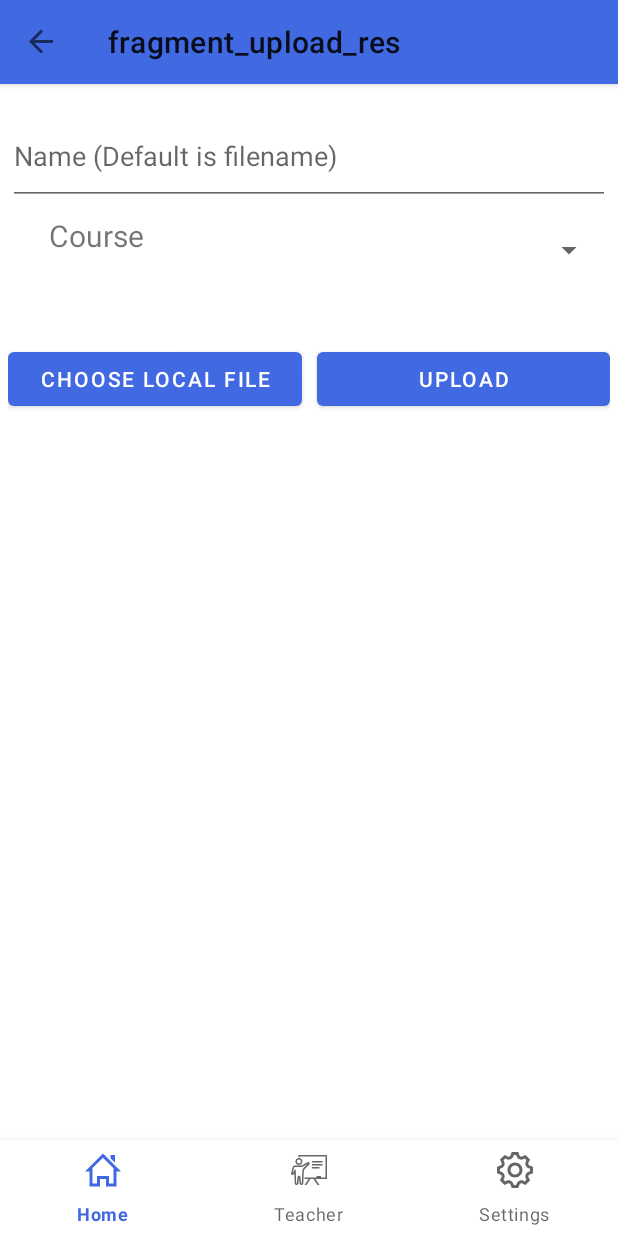
After one commit to JerryFhuurr/bpr-front2, an Android app: the UploadResFragment screen opened through its navigation route, on a phone screen of 412 x 824 dp. The commit adds this screen. Run offline under Robolectric (Android 15) with nearby library versions, the phone set to English and light mode, and no system bars; our stand-ins replace navigation-ui.

Commit message:
add upload file page

```diff
--- a/app/src/main/AndroidManifest.xml
+++ b/app/src/main/AndroidManifest.xml
@@ -4,6 +4,9 @@
 
     <uses-permission android:name="android.permission.INTERNET" />
     <uses-permission android:name="android.permission.ACCESS_NETWORK_STATE" />
+    <uses-permission android:name="android.permission.WRITE_EXTERNAL_STORAGE" /> <!-- 允许应用程序写入外部存储，如 SD 卡。-->
+    <uses-permission android:name="android.permission.READ_EXTERNAL_STORAGE" /> <!-- 允许应用程序读取外部存储的文件。-->
+
 
     <application
         android:allowBackup="true"
--- a/app/src/main/java/com/bpr/front2/ResListFragment.java
+++ b/app/src/main/java/com/bpr/front2/home/user/course/ResListFragment.java
@@ -1,4 +1,4 @@
-package com.bpr.front2;
+package com.bpr.front2.home.user.course;
 
 import android.os.Bundle;
 
@@ -7,6 +7,8 @@ import androidx.fragment.app.Fragment;
 import android.view.LayoutInflater;
 import android.view.View;
 import android.view.ViewGroup;
+
+import com.bpr.front2.R;
 
 /**
  * A simple {@link Fragment} subclass.
--- a/app/src/main/java/com/bpr/front2/home/user/teacher/TeacherFragment.java
+++ b/app/src/main/java/com/bpr/front2/home/user/teacher/TeacherFragment.java
@@ -7,6 +7,7 @@ import android.content.SharedPreferences;
 import android.os.Bundle;
 
 import androidx.fragment.app.Fragment;
+import androidx.navigation.fragment.NavHostFragment;
 import androidx.recyclerview.widget.DividerItemDecoration;
 import androidx.recyclerview.widget.LinearLayoutManager;
 import androidx.recyclerview.widget.RecyclerView;
@@ -22,6 +23,7 @@ import android.widget.TextView;
 import android.widget.Toast;
 
 import com.bpr.front2.R;
+import com.bpr.front2.home.user.teacher.uploadPage.UploadResFragment;
 import com.bpr.front2.home.user.teacher.uploads.UploadItem;
 import com.bpr.front2.home.user.teacher.uploads.UploadsAdapter;
 
@@ -86,6 +88,13 @@ public class TeacherFragment extends Fragment {
             accountErrorLabel.setVisibility(View.GONE);
         }
 
+        uploadButton.setOnClickListener(new View.OnClickListener() {
+            @Override
+            public void onClick(View view) {
+                NavHostFragment.findNavController(TeacherFragment.this).navigate(R.id.action_teacherFragment_to_uploadResFragment);
+            }
+        });
+
         uploadsR.addItemDecoration(new DividerItemDecoration(getContext(),DividerItemDecoration.VERTICAL));
         uploadsR.setLayoutManager(layoutManager);
         uploadsR.setAdapter(adapter);
--- /dev/null
+++ b/app/src/main/java/com/bpr/front2/home/user/teacher/uploadPage/UploadFileItem.java
@@ -0,0 +1,9 @@
+package com.bpr.front2.home.user.teacher.uploadPage;
+
+public class UploadFileItem {
+    //TODO 后端完成后修改
+    int id;
+    String fileName;
+    String type;
+    float size;
+}
--- /dev/null
+++ b/app/src/main/java/com/bpr/front2/home/user/teacher/uploadPage/UploadFileItemFragment.java
@@ -0,0 +1,31 @@
+package com.bpr.front2.home.user.teacher.uploadPage;
+
+import android.os.Bundle;
+
+import androidx.fragment.app.Fragment;
+
+import android.view.LayoutInflater;
+import android.view.View;
+import android.view.ViewGroup;
+
+import com.bpr.front2.R;
+
+public class UploadFileItemFragment extends Fragment {
+
+    public UploadFileItemFragment() {
+        // Required empty public constructor
+    }
+
+    @Override
+    public void onCreate(Bundle savedInstanceState) {
+        super.onCreate(savedInstanceState);
+
+    }
+
+    @Override
+    public View onCreateView(LayoutInflater inflater, ViewGroup container,
+                             Bundle savedInstanceState) {
+        // Inflate the layout for this fragment
+        return inflater.inflate(R.layout.fragment_upload_file_item, container, false);
+    }
+}
--- /dev/null
+++ b/app/src/main/java/com/bpr/front2/home/user/teacher/uploadPage/UploadResFragment.java
@@ -0,0 +1,51 @@
+package com.bpr.front2.home.user.teacher.uploadPage;
+
+import android.annotation.SuppressLint;
+import android.os.Bundle;
+
+import androidx.fragment.app.Fragment;
+import androidx.recyclerview.widget.RecyclerView;
+
+import android.view.LayoutInflater;
+import android.view.View;
+import android.view.ViewGroup;
+import android.widget.Button;
+import android.widget.EditText;
+import android.widget.Spinner;
+
+import com.bpr.front2.R;
+
+public class UploadResFragment extends Fragment {
+
+    private EditText fileNameEdit;
+    private Spinner courseList;
+    private RecyclerView uploadListView;
+    private Button chooseButton;
+    private Button uploadButton;
+
+    public UploadResFragment() {
+        // Required empty public constructor
+    }
+
+    @Override
+    public void onCreate(Bundle savedInstanceState) {
+        super.onCreate(savedInstanceState);
+
+    }
+
+    @SuppressLint("MissingInflatedId")
+    @Override
+    public View onCreateView(LayoutInflater inflater, ViewGroup container,
+                             Bundle savedInstanceState) {
+        // Inflate the layout for this fragment
+        View v = inflater.inflate(R.layout.fragment_upload_res, container, false);
+        fileNameEdit = v.findViewById(R.id.file_name_edit);
+        courseList = v.findViewById(R.id.course_cat);
+        uploadListView = v.findViewById(R.id.upload_list_view);
+        chooseButton = v.findViewById(R.id.choose_local);
+        uploadButton = v.findViewById(R.id.upload);
+
+        //TODO 等后端完成后添加上传的逻辑代码
+        return v;
+    }
+}
--- a/app/src/main/java/com/bpr/front2/login/viewmodel/LoginRepo.java
+++ b/app/src/main/java/com/bpr/front2/login/viewmodel/LoginRepo.java
@@ -61,7 +61,7 @@ public class LoginRepo {
 
                         editor.putString("username", username);
                         editor.putString("password", password);
-                        editor.putString("role", "student");
+                        editor.putString("role", "teacher");
                         editor.apply();
                         Log.d(TAG, "working");
                     } else {
--- a/app/src/main/res/layout/fragment_res_list.xml
+++ b/app/src/main/res/layout/fragment_res_list.xml
@@ -7,7 +7,7 @@
     android:layout_marginVertical="15dp"
     android:layout_marginHorizontal="10dp"
     android:orientation="vertical"
-    tools:context=".ResListFragment">
+    tools:context=".home.user.course.ResListFragment">
 
     <LinearLayout
         android:layout_width="match_parent"
--- /dev/null
+++ b/app/src/main/res/layout/fragment_upload_file_item.xml
@@ -0,0 +1,25 @@
+<?xml version="1.0" encoding="utf-8"?>
+<LinearLayout xmlns:android="http://schemas.android.com/apk/res/android"
+    xmlns:tools="http://schemas.android.com/tools"
+    android:layout_width="match_parent"
+    android:layout_height="match_parent"
+    android:orientation="vertical"
+    android:layout_marginHorizontal="10dp"
+    android:layout_marginVertical="5dp"
+    tools:context=".home.user.teacher.uploadPage.UploadFileItemFragment">
+
+    <TextView
+        android:id="@+id/file_name_label"
+        android:layout_width="match_parent"
+        android:layout_height="wrap_content"
+        android:textSize="15sp" />
+
+    <Button
+        android:id="@+id/remove_upload_item_button"
+        android:layout_width="wrap_content"
+        android:layout_height="wrap_content"
+        android:text="@string/upload_delete_file"
+        android:layout_gravity="end"
+        android:background="@color/red" />
+
+</LinearLayout>
--- /dev/null
+++ b/app/src/main/res/layout/fragment_upload_res.xml
@@ -0,0 +1,108 @@
+<?xml version="1.0" encoding="utf-8"?>
+<FrameLayout xmlns:android="http://schemas.android.com/apk/res/android"
+    xmlns:app="http://schemas.android.com/apk/res-auto"
+    xmlns:tools="http://schemas.android.com/tools"
+    android:layout_width="match_parent"
+    android:layout_height="match_parent"
+    tools:context=".home.user.teacher.uploadPage.UploadResFragment">
+
+    <ScrollView
+        android:layout_width="match_parent"
+        android:layout_height="match_parent"
+        android:paddingTop="10dp">
+        <LinearLayout
+            android:layout_width="match_parent"
+            android:layout_height="wrap_content"
+            android:orientation="vertical">
+            <LinearLayout
+                android:layout_width="match_parent"
+                android:layout_height="match_parent"
+                android:orientation="vertical"
+                android:padding="5dp">
+
+                <EditText
+                    android:id="@+id/file_name_edit"
+                    android:layout_width="match_parent"
+                    android:layout_height="65dp"
+                    android:singleLine="true"
+                    android:hint="@string/upload_imageName"
+                    app:layout_constraintStart_toStartOf="parent"
+                    app:layout_constraintTop_toTopOf="parent" />
+
+                <LinearLayout
+                    android:layout_width="match_parent"
+                    android:layout_height="wrap_content"
+                    android:orientation="horizontal">
+
+                    <TextView
+                        android:id="@+id/textView4"
+                        android:layout_width="118dp"
+                        android:layout_height="41dp"
+                        android:gravity="center"
+                        android:text="@string/upload_course"
+                        android:textSize="20dp"
+                        app:layout_constraintStart_toStartOf="parent"
+                        app:layout_constraintTop_toBottomOf="@+id/course_name" />
+
+                    <Spinner
+                        android:id="@+id/course_cat"
+                        android:layout_width="280dp"
+                        android:layout_height="60dp"
+                        app:layout_constraintBottom_toBottomOf="parent"
+                        app:layout_constraintEnd_toEndOf="parent"
+                        app:layout_constraintStart_toEndOf="@+id/textView4"
+                        app:layout_constraintTop_toBottomOf="@+id/course_name" />
+
+                </LinearLayout>
+
+                <androidx.recyclerview.widget.RecyclerView
+                    android:id="@+id/upload_list_view"
+                    android:layout_width="match_parent"
+                    android:layout_height="wrap_content"
+                    android:layout_marginHorizontal="10dp"
+                    app:layoutManager="androidx.recyclerview.widget.GridLayoutManager"
+                    app:spanCount="1" />
+
+                <TextView
+                    android:id="@+id/preview_sizeError"
+                    android:layout_width="match_parent"
+                    android:layout_height="match_parent"
+                    android:textColor="@color/red"
+                    android:textSize="12sp"
+                    app:layout_constraintBottom_toBottomOf="parent"
+                    app:layout_constraintEnd_toEndOf="parent"
+                    app:layout_constraintStart_toStartOf="parent"
+                    app:layout_constraintTop_toBottomOf="@+id/course_cat" />
+
+            </LinearLayout>
+
+
+
+            <LinearLayout
+                android:layout_width="match_parent"
+                android:layout_height="wrap_content"
+                android:orientation="horizontal"
+                android:paddingHorizontal="5dp"
+                android:paddingTop="10dp"
+                android:gravity="bottom">
+                <Button
+                    android:id="@+id/choose_local"
+                    android:layout_width="match_parent"
+                    android:layout_height="wrap_content"
+                    android:text="@string/upload_local_title"
+                    android:layout_weight="1"/>
+
+                <View
+                    android:layout_width="10dp"
+                    android:layout_height="0dp" />
+
+                <Button
+                    android:id="@+id/upload"
+                    android:layout_width="match_parent"
+                    android:layout_height="wrap_content"
+                    android:text="@string/upload_upload_title"
+                    android:layout_weight="1"/>
+            </LinearLayout>
+        </LinearLayout>
+    </ScrollView>
+</FrameLayout>
--- a/app/src/main/res/navigation/main_nav_map.xml
+++ b/app/src/main/res/navigation/main_nav_map.xml
@@ -58,5 +58,17 @@
         <action
             android:id="@+id/action_teacherFragment_to_homeFragment"
             app:destination="@id/homeFragment" />
+        <action
+            android:id="@+id/action_teacherFragment_to_uploadResFragment"
+            app:destination="@id/uploadResFragment" />
+    </fragment>
+    <fragment
+        android:id="@+id/uploadResFragment"
+        android:name="com.bpr.front2.home.user.teacher.uploadPage.UploadResFragment"
+        android:label="fragment_upload_res"
+        tools:layout="@layout/fragment_upload_res" >
+        <action
+            android:id="@+id/action_uploadResFragment_to_teacherFragment"
+            app:destination="@id/teacherFragment" />
     </fragment>
 </navigation>
--- a/app/src/main/res/values/strings.xml
+++ b/app/src/main/res/values/strings.xml
@@ -111,7 +111,7 @@
 
     <!-- upload -->
     <string name="upload_imageName">Name (Default is filename)</string>
-    <string name="upload_imageCat">Category</string>
+    <string name="upload_course">Course</string>
     <string name="upload_imageSize">Size</string>
     <string name="upload_local_title">Choose local file</string>
     <string name="upload_camera_title">Take images from camera</string>
@@ -125,6 +125,7 @@
     <string name="upload_size_error">The file is too large, the preview image will be compressed</string>
     <string name="upload_waiting_dialog_title">Uploading</string>
     <string name="upload_waiting_dialog_message">Please wait</string>
+    <string name="upload_delete_file">Remove file</string>
 
     <string name="upload_edit">Edit</string>
     <string name="upload_delete">Remove</string>
```
